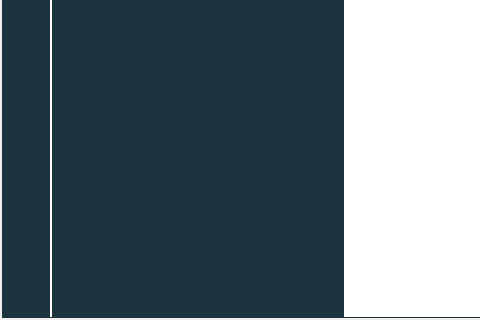
This is src/app/gui/forms/mainwindow.ui in botorabi/Meet4Eat-Desktop as Qt 5 draws it before an edit; both pictures show x 0 to 480 and y 399 to 719 of the 993 by 719 pixel window. The edited form follows.
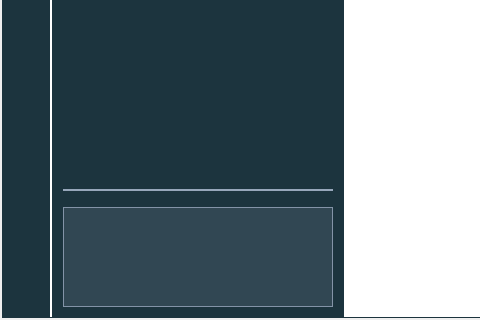
This is the edited form. Icons and pictures are not drawn.

Patch:
```diff
--- a/src/app/gui/forms/mainwindow.ui
+++ b/src/app/gui/forms/mainwindow.ui
@@ -586,7 +586,7 @@
   background-color: rgb(28,52,62);
 }</string>
                </property>
-               <layout class="QVBoxLayout" name="verticalLayout_10" stretch="0,0,1">
+               <layout class="QVBoxLayout" name="verticalLayout_10" stretch="0,0,1,0">
                 <item>
                  <widget class="QWidget" name="widgetSubMenuHead" native="true">
                   <property name="minimumSize">
@@ -723,6 +723,57 @@
                   </property>
                  </spacer>
                 </item>
+                <item>
+                 <layout class="QVBoxLayout" name="verticalLayout_14">
+                  <property name="spacing">
+                   <number>16</number>
+                  </property>
+                  <item>
+                   <widget class="QLabel" name="label_3">
+                    <property name="minimumSize">
+                     <size>
+                      <width>0</width>
+                      <height>2</height>
+                     </size>
+                    </property>
+                    <property name="maximumSize">
+                     <size>
+                      <width>16777215</width>
+                      <height>2</height>
+                     </size>
+                    </property>
+                    <property name="styleSheet">
+                     <string notr="true">QLabel {
+  background-color: rgb(151,167, 187);
+}</string>
+                    </property>
+                   </widget>
+                  </item>
+                  <item>
+                   <widget class="QPlainTextEdit" name="textNotify">
+                    <property name="sizePolicy">
+                     <sizepolicy hsizetype="Expanding" vsizetype="Minimum">
+                      <horstretch>0</horstretch>
+                      <verstretch>0</verstretch>
+                     </sizepolicy>
+                    </property>
+                    <property name="maximumSize">
+                     <size>
+                      <width>16777215</width>
+                      <height>100</height>
+                     </size>
+                    </property>
+                    <property name="styleSheet">
+                     <string notr="true">#textNotify {
+  color: white;
+  border: 1px solid rgb(131,147, 167);
+  background-color: rgba(131,147, 167, 50);
+}</string>
+                    </property>
+                   </widget>
+                  </item>
+                 </layout>
+                </item>
                </layout>
               </widget>
              </item>
```
